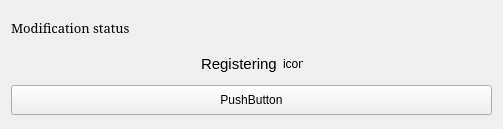
First picture: the form in UserApp/ModifyProgressPanel.ui, repository proximax-storage/cpp-xpx-storage-user-app, before the edit.
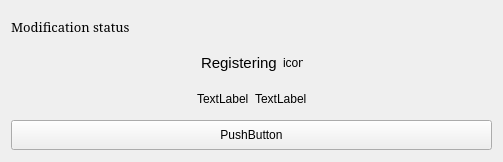
Second picture: the form after the edit.

What changed in the file:
```diff
--- a/UserApp/ModifyProgressPanel.ui
+++ b/UserApp/ModifyProgressPanel.ui
@@ -7,7 +7,7 @@
     <x>0</x>
     <y>0</y>
     <width>503</width>
-    <height>129</height>
+    <height>162</height>
    </rect>
   </property>
   <property name="windowTitle">
@@ -116,6 +116,80 @@
        </item>
       </layout>
      </item>
+     <item>
+      <layout class="QHBoxLayout" name="horizontalLayout_2">
+       <item>
+        <spacer name="horizontalSpacer_3">
+         <property name="orientation">
+          <enum>Qt::Horizontal</enum>
+         </property>
+         <property name="sizeHint" stdset="0">
+          <size>
+           <width>40</width>
+           <height>20</height>
+          </size>
+         </property>
+        </spacer>
+       </item>
+       <item>
+        <widget class="QLabel" name="m_requestedSize">
+         <property name="sizePolicy">
+          <sizepolicy hsizetype="Fixed" vsizetype="Preferred">
+           <horstretch>0</horstretch>
+           <verstretch>0</verstretch>
+          </sizepolicy>
+         </property>
+         <property name="minimumSize">
+          <size>
+           <width>0</width>
+           <height>30</height>
+          </size>
+         </property>
+         <property name="maximumSize">
+          <size>
+           <width>16777215</width>
+           <height>30</height>
+          </size>
+         </property>
+         <property name="text">
+          <string>TextLabel</string>
+         </property>
+        </widget>
+       </item>
+       <item>
+        <widget class="QLabel" name="m_unitsType">
+         <property name="minimumSize">
+          <size>
+           <width>0</width>
+           <height>30</height>
+          </size>
+         </property>
+         <property name="maximumSize">
+          <size>
+           <width>16777215</width>
+           <height>30</height>
+          </size>
+         </property>
+         <property name="text">
+          <string>TextLabel</string>
+         </property>
+        </widget>
+       </item>
+       <item>
+        <spacer name="horizontalSpacer_4">
+         <property name="orientation">
+          <enum>Qt::Horizontal</enum>
+         </property>
+         <property name="sizeHint" stdset="0">
+          <size>
+           <width>40</width>
+           <height>20</height>
+          </size>
+         </property>
+        </spacer>
+       </item>
+      </layout>
+     </item>
      <item>
       <widget class="QPushButton" name="m_cancel">
        <property name="minimumSize">
```
